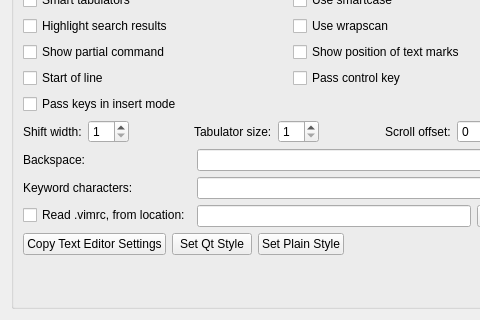
Old version of the form src/plugins/fakevim/fakevimoptions.ui in the repository qt-creator/qt-creator; both pictures show x 0 to 480 and y 154 to 474 of the 580 by 474 pixel window.
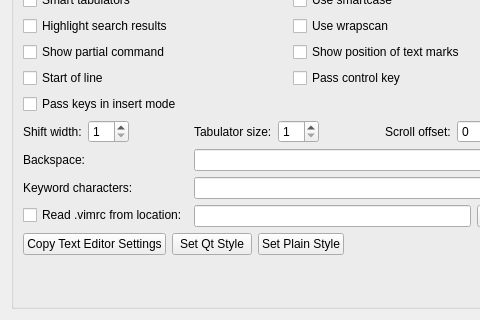
New version of the form.

Commit message: tr()-fixes in fakevim.

```diff
--- a/src/plugins/fakevim/fakevimoptions.ui
+++ b/src/plugins/fakevim/fakevimoptions.ui
@@ -272,7 +272,7 @@
         <item row="2" column="0">
          <widget class="QCheckBox" name="checkBoxReadVimRc">
           <property name="text">
-           <string>Read .vimrc, from location:</string>
+           <string>Read .vimrc from location:</string>
           </property>
          </widget>
         </item>
```
The commit also changes 1 other file.
